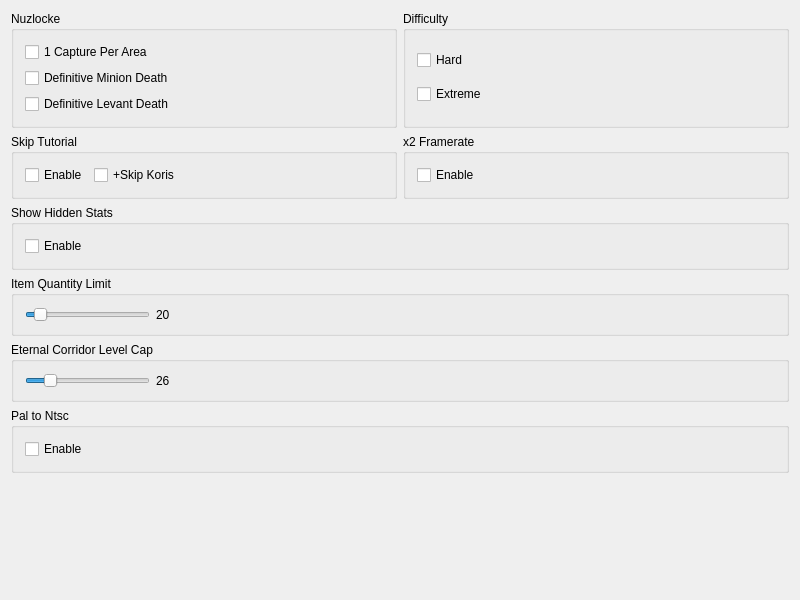
The window that src/FrontendQt/AddonsWidget.ui (Meos4/Jade-Cocoon-Randomizer) describes before a commit, drawn with Qt 5.
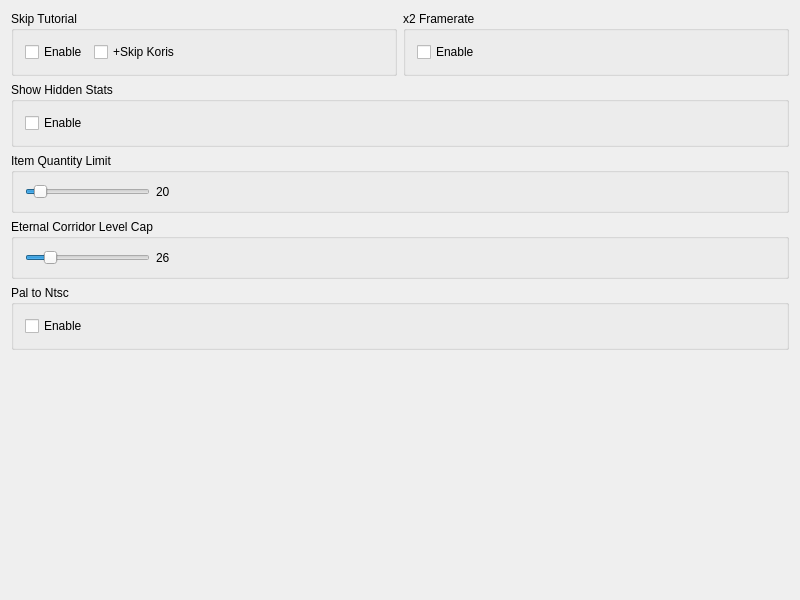
The same window after the commit.

```diff
--- a/src/FrontendQt/AddonsWidget.ui
+++ b/src/FrontendQt/AddonsWidget.ui
@@ -14,7 +14,7 @@
    <string>AddonsWidget</string>
   </property>
   <layout class="QGridLayout" name="gridLayout">
-   <item row="5" column="0">
+   <item row="4" column="0">
     <widget class="QGroupBox" name="palToNtscBox">
      <property name="title">
       <string>Pal to Ntsc</string>
@@ -33,7 +33,80 @@
      </layout>
     </widget>
    </item>
+   <item row="2" column="0">
+    <widget class="QGroupBox" name="itemQuantityLimitBox">
+     <property name="title">
+      <string>Item Quantity Limit</string>
+     </property>
+     <layout class="QHBoxLayout" name="horizontalLayout_2">
+      <item>
+       <widget class="QSlider" name="itemQuantityLimitSlider">
+        <property name="minimumSize">
+         <size>
+          <width>0</width>
+          <height>0</height>
+         </size>
+        </property>
+        <property name="maximumSize">
+         <size>
+          <width>125</width>
+          <height>16777215</height>
+         </size>
+        </property>
+        <property name="minimum">
+         <number>1</number>
+        </property>
+        <property name="maximum">
+         <number>255</number>
+        </property>
+        <property name="sliderPosition">
+         <number>20</number>
+        </property>
+        <property name="orientation">
+         <enum>Qt::Horizontal</enum>
+        </property>
+       </widget>
+      </item>
+      <item>
+       <widget class="QLabel" name="itemQuantityLimitValue">
+        <property name="text">
+         <string>20</string>
+        </property>
+       </widget>
+      </item>
+     </layout>
+    </widget>
+   </item>
    <item row="1" column="0">
+    <widget class="QGroupBox" name="showHiddenStatsBox">
+     <property name="title">
+      <string>Show Hidden Stats</string>
+     </property>
+     <layout class="QVBoxLayout" name="verticalLayout">
+      <item>
+       <widget class="QCheckBox" name="showHiddenStatsEnable">
+        <property name="text">
+         <string>Enable</string>
+        </property>
+       </widget>
+      </item>
+     </layout>
+    </widget>
+   </item>
+   <item row="7" column="0">
+    <spacer name="verticalSpacer">
+     <property name="orientation">
+      <enum>Qt::Vertical</enum>
+     </property>
+     <property name="sizeHint" stdset="0">
+      <size>
+       <width>20</width>
+       <height>40</height>
+      </size>
+     </property>
+    </spacer>
+   </item>
+   <item row="0" column="0">
     <layout class="QHBoxLayout" name="fastLayout" stretch="1,1">
      <property name="spacing">
       <number>6</number>
@@ -109,92 +182,7 @@
      </item>
     </layout>
    </item>
-   <item row="0" column="0">
-    <layout class="QHBoxLayout" name="difficultyLayout">
-     <item>
-      <widget class="QGroupBox" name="nuzlockeBox">
-       <property name="title">
-        <string>Nuzlocke</string>
-       </property>
-       <layout class="QVBoxLayout" name="verticalLayout_5">
-        <item>
-         <widget class="QCheckBox" name="nuzlockeOneCapturePerArea">
-          <property name="toolTip">
-           <string/>
-          </property>
-          <property name="text">
-           <string>1 Capture Per Area</string>
-          </property>
-         </widget>
-        </item>
-        <item>
-         <widget class="QCheckBox" name="nuzlockeDefinitiveMinionDeath">
-          <property name="toolTip">
-           <string/>
-          </property>
-          <property name="text">
-           <string>Definitive Minion Death</string>
-          </property>
-         </widget>
-        </item>
-        <item>
-         <widget class="QCheckBox" name="nuzlockeDefinitiveLevantDeath">
-          <property name="text">
-           <string>Definitive Levant Death</string>
-          </property>
-         </widget>
-        </item>
-       </layout>
-      </widget>
-     </item>
-     <item>
-      <widget class="QGroupBox" name="difficultyBox">
-       <property name="title">
-        <string>Difficulty</string>
-       </property>
-       <layout class="QVBoxLayout" name="verticalLayout_3">
-        <item>
-         <widget class="QCheckBox" name="difficultyHard">
-          <property name="toolTip">
-           <string/>
-          </property>
-          <property name="text">
-           <string>Hard</string>
-          </property>
-         </widget>
-        </item>
-        <item>
-         <widget class="QCheckBox" name="difficultyExtreme">
-          <property name="toolTip">
-           <string/>
-          </property>
-          <property name="text">
-           <string>Extreme</string>
-          </property>
-         </widget>
-        </item>
-       </layout>
-      </widget>
-     </item>
-    </layout>
-   </item>
-   <item row="2" column="0">
-    <widget class="QGroupBox" name="showHiddenStatsBox">
-     <property name="title">
-      <string>Show Hidden Stats</string>
-     </property>
-     <layout class="QVBoxLayout" name="verticalLayout">
-      <item>
-       <widget class="QCheckBox" name="showHiddenStatsEnable">
-        <property name="text">
-         <string>Enable</string>
-        </property>
-       </widget>
-      </item>
-     </layout>
-    </widget>
-   </item>
-   <item row="4" column="0">
+   <item row="3" column="0">
     <widget class="QGroupBox" name="eternalCorridorLevelCapBox">
      <property name="title">
       <string>Eternal Corridor Level Cap</string>
@@ -235,63 +223,6 @@
      </layout>
     </widget>
    </item>
-   <item row="3" column="0">
-    <widget class="QGroupBox" name="itemQuantityLimitBox">
-     <property name="title">
-      <string>Item Quantity Limit</string>
-     </property>
-     <layout class="QHBoxLayout" name="horizontalLayout_2">
-      <item>
-       <widget class="QSlider" name="itemQuantityLimitSlider">
-        <property name="minimumSize">
-         <size>
-          <width>0</width>
-          <height>0</height>
-         </size>
-        </property>
-        <property name="maximumSize">
-         <size>
-          <width>125</width>
-          <height>16777215</height>
-         </size>
-        </property>
-        <property name="minimum">
-         <number>1</number>
-        </property>
-        <property name="maximum">
-         <number>255</number>
-        </property>
-        <property name="sliderPosition">
-         <number>20</number>
-        </property>
-        <property name="orientation">
-         <enum>Qt::Horizontal</enum>
-        </property>
-       </widget>
-      </item>
-      <item>
-       <widget class="QLabel" name="itemQuantityLimitValue">
-        <property name="text">
-         <string>20</string>
-        </property>
-       </widget>
-      </item>
-     </layout>
-    </widget>
-   </item>
-   <item row="8" column="0">
-    <spacer name="verticalSpacer">
-     <property name="orientation">
-      <enum>Qt::Vertical</enum>
-     </property>
-     <property name="sizeHint" stdset="0">
-      <size>
-       <width>20</width>
-       <height>40</height>
-      </size>
-     </property>
-    </spacer>
-   </item>
   </layout>
  </widget>
  <layoutdefault spacing="6" margin="11"/>
```
